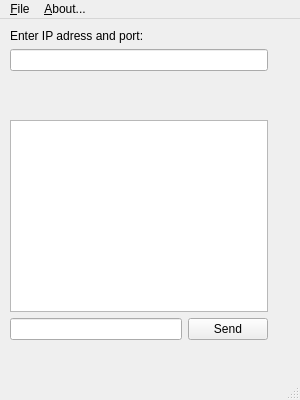
Old version of the form mainwindow.ui in the repository walrusfriend/Comm-Tool.
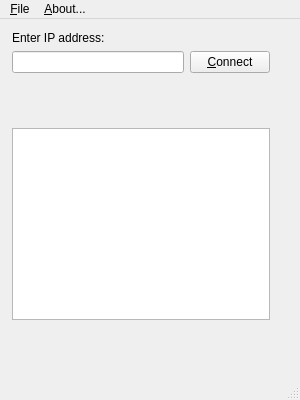
New version of the form.

```diff
--- a/mainwindow.ui
+++ b/mainwindow.ui
@@ -26,25 +26,40 @@
    <string>MainWindow</string>
   </property>
   <widget class="QWidget" name="centralwidget">
-   <widget class="QWidget" name="">
+   <widget class="QWidget" name="layoutWidget">
     <property name="geometry">
      <rect>
-      <x>10</x>
-      <y>10</y>
+      <x>12</x>
+      <y>12</y>
       <width>258</width>
-      <height>311</height>
+      <height>289</height>
      </rect>
     </property>
     <layout class="QVBoxLayout" name="verticalLayout">
      <item>
       <widget class="QLabel" name="label">
        <property name="text">
-        <string>Enter IP adress and port:</string>
+        <string>Enter IP address:</string>
        </property>
       </widget>
      </item>
      <item>
-      <widget class="QLineEdit" name="lineEdit"/>
+      <layout class="QHBoxLayout" name="horizontalLayout_2">
+       <item>
+        <widget class="QLineEdit" name="le_address">
+         <property name="text">
+          <string/>
+         </property>
+        </widget>
+       </item>
+       <item>
+        <widget class="QPushButton" name="pbt_connect">
+         <property name="text">
+          <string>&amp;Connect</string>
+         </property>
+        </widget>
+       </item>
+      </layout>
      </item>
      <item>
       <spacer name="verticalSpacer">
@@ -69,23 +84,6 @@
        </property>
       </widget>
      </item>
-     <item>
-      <layout class="QHBoxLayout" name="horizontalLayout">
-       <item>
-        <widget class="QLineEdit" name="lineEdit_2"/>
-       </item>
-       <item>
-        <widget class="QPushButton" name="pushButton">
-         <property name="text">
-          <string>Send</string>
-         </property>
-         <property name="shortcut">
-          <string>Return</string>
-         </property>
-        </widget>
-       </item>
-      </layout>
-     </item>
     </layout>
    </widget>
   </widget>
```
Left out of the diff: 27 changed lines with no effect on the pictures.
